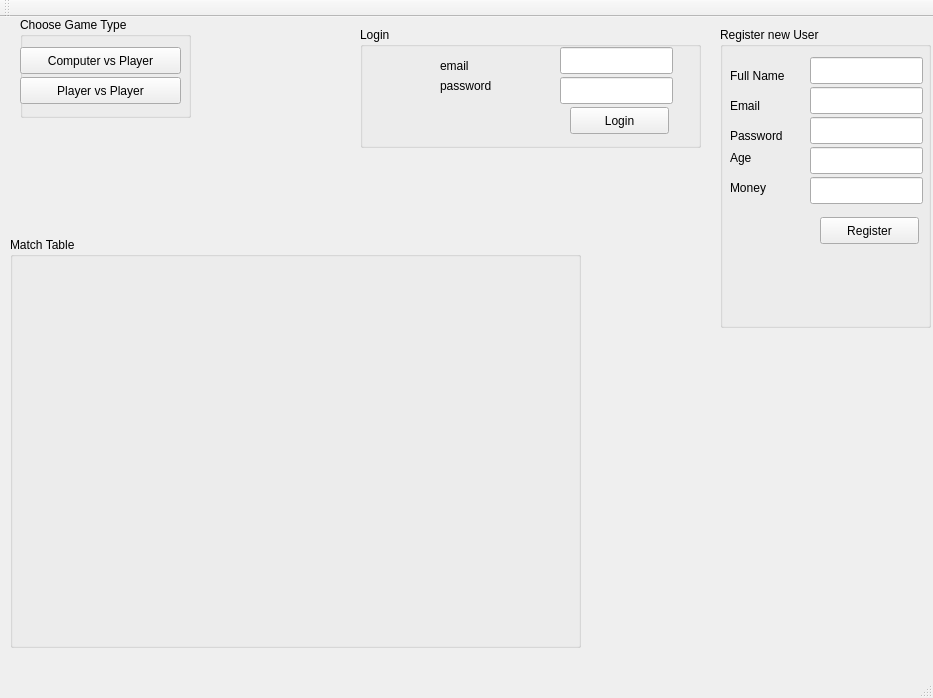
The window that mainwindow.ui (SamuelTiprigan/IP_blackJack) describes before a commit, drawn with Qt 5.
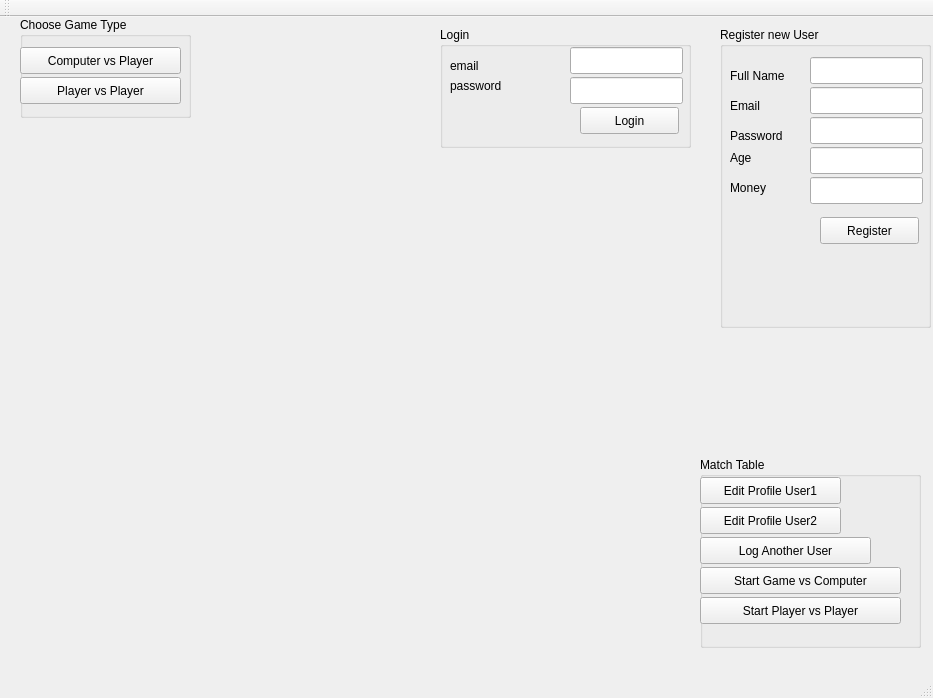
The same window after the commit.

Patch:
```diff
--- a/mainwindow.ui
+++ b/mainwindow.ui
@@ -200,9 +200,9 @@
    <widget class="QGroupBox" name="loginGroup">
     <property name="geometry">
      <rect>
-      <x>360</x>
+      <x>440</x>
       <y>10</y>
-      <width>341</width>
+      <width>251</width>
       <height>121</height>
      </rect>
     </property>
@@ -212,7 +212,7 @@
     <widget class="QLineEdit" name="lEmail">
      <property name="geometry">
       <rect>
-       <x>200</x>
+       <x>130</x>
        <y>20</y>
        <width>113</width>
        <height>27</height>
@@ -222,7 +222,7 @@
     <widget class="QLineEdit" name="lPassword">
      <property name="geometry">
       <rect>
-       <x>200</x>
+       <x>130</x>
        <y>50</y>
        <width>113</width>
        <height>27</height>
@@ -232,7 +232,7 @@
     <widget class="QLabel" name="label_6">
      <property name="geometry">
       <rect>
-       <x>80</x>
+       <x>10</x>
        <y>30</y>
        <width>67</width>
        <height>17</height>
@@ -245,7 +245,7 @@
     <widget class="QLabel" name="label_7">
      <property name="geometry">
       <rect>
-       <x>80</x>
+       <x>10</x>
        <y>50</y>
        <width>67</width>
        <height>17</height>
@@ -258,7 +258,7 @@
     <widget class="QPushButton" name="pushButton_4">
      <property name="geometry">
       <rect>
-       <x>210</x>
+       <x>140</x>
        <y>80</y>
        <width>99</width>
        <height>27</height>
@@ -272,15 +272,80 @@
    <widget class="QGroupBox" name="matchBox">
     <property name="geometry">
      <rect>
-      <x>10</x>
-      <y>220</y>
-      <width>571</width>
-      <height>411</height>
+      <x>700</x>
+      <y>440</y>
+      <width>221</width>
+      <height>191</height>
      </rect>
     </property>
     <property name="title">
      <string>Match Table</string>
     </property>
+    <widget class="QPushButton" name="pushButton_5">
+     <property name="geometry">
+      <rect>
+       <x>0</x>
+       <y>110</y>
+       <width>201</width>
+       <height>27</height>
+      </rect>
+     </property>
+     <property name="text">
+      <string>Start Game vs Computer</string>
+     </property>
+    </widget>
+    <widget class="QPushButton" name="pushButton_6">
+     <property name="geometry">
+      <rect>
+       <x>0</x>
+       <y>20</y>
+       <width>141</width>
+       <height>27</height>
+      </rect>
+     </property>
+     <property name="text">
+      <string>Edit Profile User1</string>
+     </property>
+    </widget>
+    <widget class="QPushButton" name="pushButton_7">
+     <property name="geometry">
+      <rect>
+       <x>0</x>
+       <y>50</y>
+       <width>141</width>
+       <height>27</height>
+      </rect>
+     </property>
+     <property name="text">
+      <string>Edit Profile User2</string>
+     </property>
+    </widget>
+    <widget class="QPushButton" name="pushButton_8">
+     <property name="geometry">
+      <rect>
+       <x>0</x>
+       <y>80</y>
+       <width>171</width>
+       <height>27</height>
+      </rect>
+     </property>
+     <property name="text">
+      <string>Log Another User</string>
+     </property>
+    </widget>
+    <widget class="QPushButton" name="pushButton_9">
+     <property name="geometry">
+      <rect>
+       <x>0</x>
+       <y>140</y>
+       <width>201</width>
+       <height>27</height>
+      </rect>
+     </property>
+     <property name="text">
+      <string>Start Player vs Player</string>
+     </property>
+    </widget>
    </widget>
   </widget>
   <widget class="QMenuBar" name="menuBar">
```
